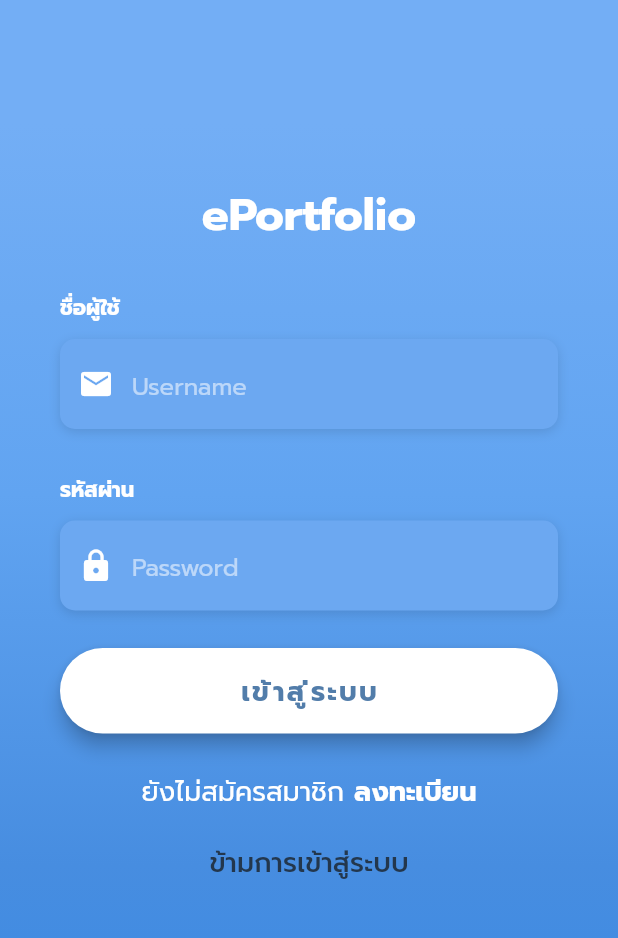
After one commit to wtt-kku/flutter_ePortfolio_frontend, a Flutter app: the screen it shows after launch, after a tap on "เข้าสู่ระบบ", on a phone screen of 412 x 824 dp. The commit adds this screen. Shown: the top 938 px of the screen. Run offline on Flutter 3.47's test engine with Material 2 defaults, Android fonts, the phone set to English and light mode, and no system bars; our stand-ins replace flutter_secure_storage, flutter_svg, flutter_swiper, google_fonts.

Commit message:
add LoginScreen

```diff
--- a/lib/main.dart
+++ b/lib/main.dart
@@ -1,4 +1,5 @@
 import 'package:eportfolio/screens/home_screen.dart';
+import 'package:eportfolio/screens/login_screen.dart';
 import 'package:flutter/material.dart';
 
 void main() {
@@ -14,7 +15,7 @@ class MyApp extends StatelessWidget {
         fontFamily: 'Prompt',
       ),
       title: 'ePortfolio',
-      home: HomeScreen(),
+      home: Login(),
     );
   }
 }
--- /dev/null
+++ b/lib/screens/login_screen.dart
@@ -0,0 +1,308 @@
+import 'package:eportfolio/screens/home_screen.dart';
+import 'package:flutter/material.dart';
+import 'package:eportfolio/constants/style_constant.dart';
+import 'package:eportfolio/constants/color_constant.dart';
+import 'package:flutter/services.dart';
+import 'dart:convert' show json, base64, ascii;
+import 'package:flutter_secure_storage/flutter_secure_storage.dart';
+import 'package:http/http.dart' as http;
+
+const SERVER_IP = 'http://192.168.1.44';
+final storage = new FlutterSecureStorage();
+
+//?Process เข้าสู่ระบบ
+Future<String> loginProcess(String username, String password) async {
+  var res = await http.post("$SERVER_IP/api/v1/user/userLogin",
+      body: {"username": username, "password": password});
+  if (res.statusCode == 200) {
+    return res.body;
+  } else {
+    return null;
+  }
+}
+
+class Login extends StatefulWidget {
+  @override
+  _LoginState createState() => _LoginState();
+}
+
+class _LoginState extends State<Login> {
+  String _inputUser;
+  String _inputPass;
+
+  //?Dialog
+  void displayDialog(BuildContext context, String title, String text) =>
+      showDialog(
+        context: context,
+        builder: (context) => AlertDialog(
+          title: Text(title),
+          content: Text(text),
+          actions: [
+            new FlatButton(
+              child: const Text("ตกลง"),
+              onPressed: () => Navigator.pop(context, ""),
+            ),
+          ],
+        ),
+      );
+
+  //?ช่องกรอก Username
+  Widget _buildInputUser() {
+    return Column(
+      crossAxisAlignment: CrossAxisAlignment.start,
+      children: <Widget>[
+        Text(
+          'ชื่อผู้ใช้',
+          style: mLabelStyle,
+        ),
+        SizedBox(height: 10.0),
+        Container(
+          alignment: Alignment.centerLeft,
+          decoration: mBoxDecorationStyle,
+          height: 60.0,
+          child: TextField(
+            onChanged: (value) {
+              setState(() {
+                _inputUser = value;
+              });
+            },
+            keyboardType: TextInputType.emailAddress,
+            style: TextStyle(
+              color: Colors.white,
+            ),
+            decoration: InputDecoration(
+              border: InputBorder.none,
+              contentPadding: EdgeInsets.only(top: 14.0),
+              prefixIcon: Icon(
+                Icons.email,
+                color: Colors.white,
+              ),
+              hintText: 'Username',
+              hintStyle: mHintTextStyle,
+            ),
+          ),
+        ),
+      ],
+    );
+  }
+
+//?ช่องกรอก Password
+  Widget _buildInputPass() {
+    return Column(
+      crossAxisAlignment: CrossAxisAlignment.start,
+      children: <Widget>[
+        Text(
+          'รหัสผ่าน',
+          style: mLabelStyle,
+        ),
+        SizedBox(height: 10.0),
+        Container(
+          alignment: Alignment.centerLeft,
+          decoration: mBoxDecorationStyle,
+          height: 60.0,
+          child: TextField(
+            onChanged: (value) {
+              setState(() {
+                _inputPass = value;
+              });
+            },
+            obscureText: true,
+            style: TextStyle(
+              color: Colors.white,
+            ),
+            decoration: InputDecoration(
+              border: InputBorder.none,
+              contentPadding: EdgeInsets.only(top: 14.0),
+              prefixIcon: Icon(
+                Icons.lock,
+                color: Colors.white,
+              ),
+              hintText: 'Password',
+              hintStyle: mHintTextStyle,
+            ),
+          ),
+        ),
+      ],
+    );
+  }
+
+  Widget _buildButtonLogin() {
+    return Container(
+      padding: EdgeInsets.symmetric(vertical: 25.0),
+      width: double.infinity,
+      child: RaisedButton(
+        elevation: 5.0,
+        onPressed: () async {
+          var username = _inputUser;
+          var password = _inputPass;
+          var token = await loginProcess(username, password);
+          if (token != null) {
+            var data = json.decode(token);
+
+            if (data['resultCode'] == 401) {
+              displayDialog(context, "เกิดข้อผิดพลาด",
+                  "ชื่อผู้ใช้หรือรหัสผ่านไม่ถูกต้อง");
+            } else if (data['resultCode'] == 200) {
+              await storage.write(key: "token", value: data['data']['token']);
+              await storage.write(
+                  key: "RefreshToken", value: data['data']['RefreshToken']);
+
+              Map<String, String> allValues = await storage.readAll();
+              // displayDialog(context, "เรียบร้อย", allValues.toString());
+              // Navigator.push(
+              //     context,
+              //     MaterialPageRoute(
+              //         builder: (context) => HomePage.fromBase64(token))
+              //         );
+            } else {
+              displayDialog(context, "Error", " ");
+            }
+
+            // displayDialog(context, "เข้าสู่ระบบสำเร็จ", jwt);
+
+            // storage.write(key: "jwt", value: jwt);
+            // Navigator.push(
+            //     context,
+            //     MaterialPageRoute(
+            //         builder: (context) => HomePage.fromBase64(jwt)));
+
+          } else {
+            displayDialog(
+                context, "เกิดข้อผิดพลาด", "ไม่สามารถเชื่อมต่อเซิฟเวอร์ได้");
+          }
+        },
+        padding: EdgeInsets.all(15.0),
+        shape: RoundedRectangleBorder(
+          borderRadius: BorderRadius.circular(30.0),
+        ),
+        color: Colors.white,
+        child: Text(
+          'เข้าสู่ระบบ',
+          style: TextStyle(
+            color: Color(0xFF527DAA),
+            letterSpacing: 1.5,
+            fontSize: 18.0,
+            fontWeight: FontWeight.bold,
+          ),
+        ),
+      ),
+    );
+  }
+
+  Widget _buildButtonRegister() {
+    return GestureDetector(
+      onTap: () => print('Sign Up Button Pressed'),
+      child: RichText(
+        text: TextSpan(
+          children: [
+            TextSpan(
+              text: 'ยังไม่สมัครสมาชิก ',
+              style: TextStyle(
+                fontFamily: 'Prompt',
+                color: Colors.white,
+                fontSize: 18.0,
+                fontWeight: FontWeight.w400,
+              ),
+            ),
+            TextSpan(
+              text: 'ลงทะเบียน',
+              style: TextStyle(
+                fontFamily: 'Prompt',
+                color: Colors.white,
+                fontSize: 18.0,
+                fontWeight: FontWeight.bold,
+              ),
+            ),
+          ],
+        ),
+      ),
+    );
+  }
+
+  Widget _buildButtonSkip() {
+    return GestureDetector(
+      onTap: () => {
+        Navigator.push(
+          context,
+          MaterialPageRoute(builder: (context) => HomeScreen()),
+        )
+      },
+      child: RichText(
+        text: TextSpan(
+          children: [
+            TextSpan(
+              text: 'ข้ามการเข้าสู่ระบบ',
+              style: TextStyle(
+                fontFamily: 'Prompt',
+                color: mTitleColor,
+                fontSize: 18.0,
+                fontWeight: FontWeight.w500,
+              ),
+            ),
+          ],
+        ),
+      ),
+    );
+  }
+
+  @override
+  Widget build(BuildContext context) {
+    return Scaffold(
+      body: AnnotatedRegion<SystemUiOverlayStyle>(
+        value: SystemUiOverlayStyle.light,
+        child: GestureDetector(
+          onTap: () => FocusScope.of(context).unfocus(),
+          child: Stack(
+            children: <Widget>[
+              Container(
+                height: double.infinity,
+                width: double.infinity,
+                decoration: BoxDecoration(
+                  gradient: LinearGradient(
+                    begin: Alignment.topCenter,
+                    end: Alignment.bottomCenter,
+                    colors: mBodyLoinScreen,
+                    stops: [0.1, 0.4, 0.7, 0.9],
+                  ),
+                ),
+              ),
+              Container(
+                height: double.infinity,
+                child: SingleChildScrollView(
+                  physics: AlwaysScrollableScrollPhysics(),
+                  padding: EdgeInsets.symmetric(
+                    horizontal: 40.0,
+                    vertical: 120.0,
+                  ),
+                  child: Column(
+                    mainAxisAlignment: MainAxisAlignment.center,
+                    children: <Widget>[
+                      Text(
+                        'ePortfolio',
+                        style: TextStyle(
+                          color: Colors.white,
+                          fontSize: 30.0,
+                          fontWeight: FontWeight.bold,
+                        ),
+                      ),
+                      SizedBox(height: 30.0),
+                      _buildInputUser(),
+                      SizedBox(
+                        height: 30.0,
+                      ),
+                      _buildInputPass(),
+                      _buildButtonLogin(),
+                      _buildButtonRegister(),
+                      SizedBox(height: 20.0),
+                      _buildButtonSkip(),
+                    ],
+                  ),
+                ),
+              )
+            ],
+          ),
+        ),
+      ),
+    );
+  }
+}
```
